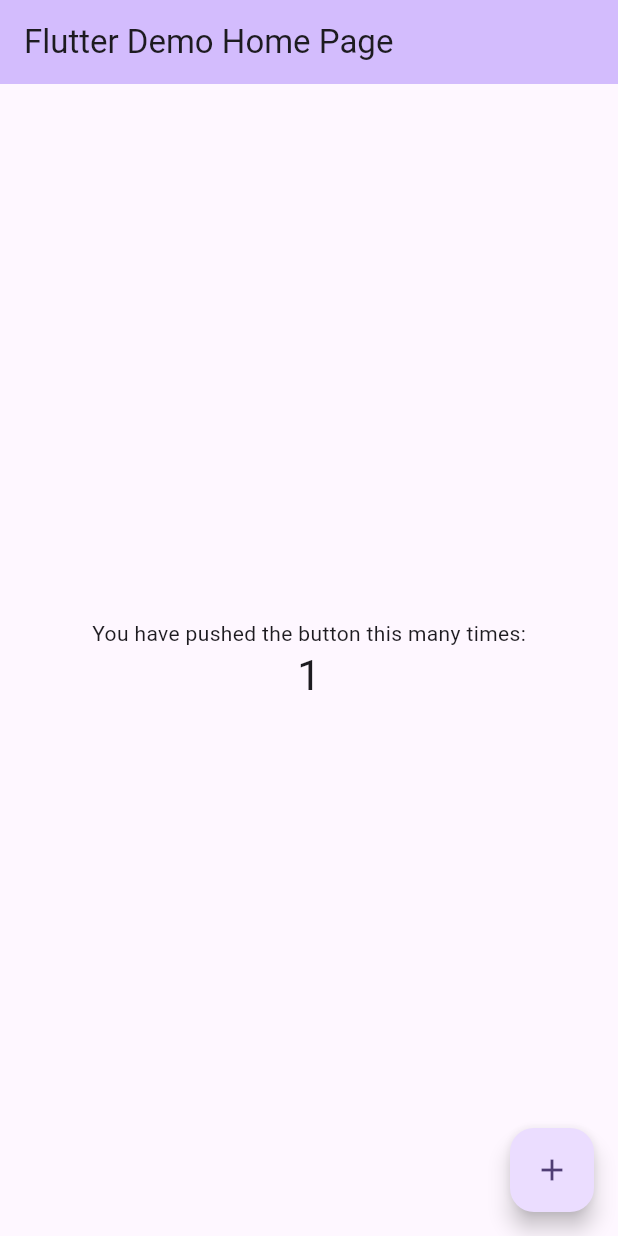
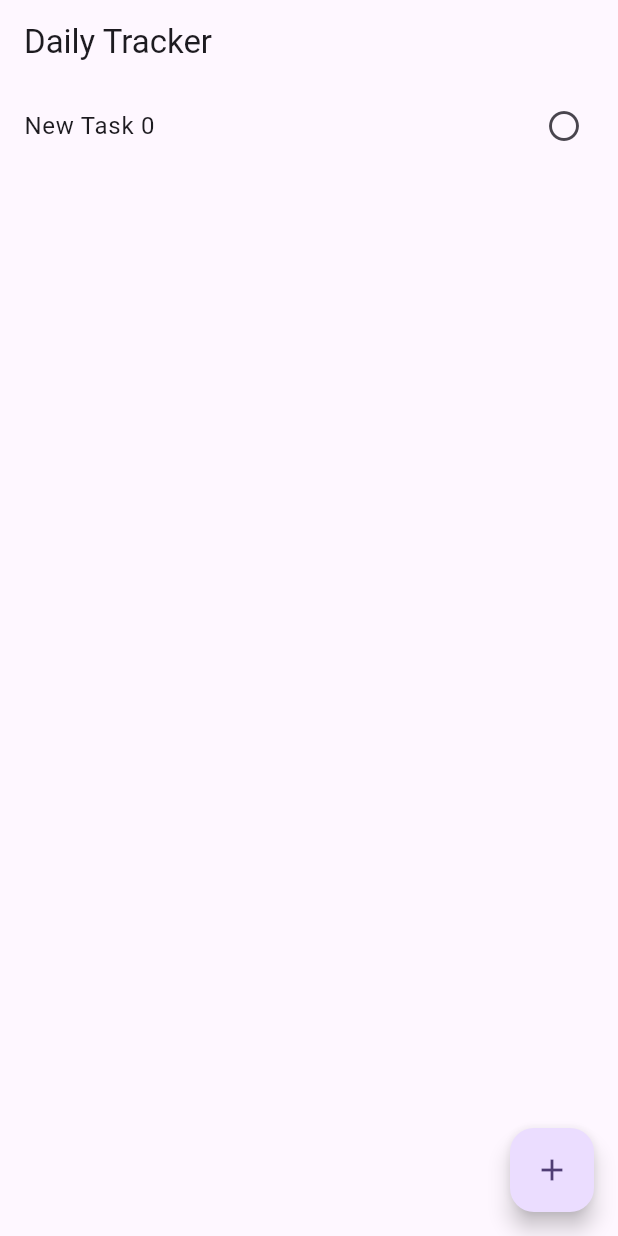
Before and after one commit to pickypou/daily_traker, a Flutter app: the screen it shows after launch, after a tap on the "add" icon, on a phone screen of 412 x 824 dp. Run offline on Flutter 3.47's test engine with Material 3 defaults, Android fonts, the phone set to English and light mode, and no system bars; our stand-ins replace equatable, flutter_bloc.

Commit message:
feat: introduce daily task management feature with BLoC, replacing the default counter example.

```diff
--- /dev/null
+++ b/lib/features/daily_task/data/datasources/task_local_datasource.dart
@@ -0,0 +1,23 @@
+import '../models/task_model.dart';
+
+abstract class TaskLocalDataSource {
+  Future<List<TaskModel>> getTasks();
+  Future<void> addTask(TaskModel task);
+}
+
+class TaskLocalDataSourceImpl implements TaskLocalDataSource {
+  final List<TaskModel> _mockDb = [];
+
+  @override
+  Future<List<TaskModel>> getTasks() async {
+    // Simulate network/db delay
+    await Future.delayed(const Duration(milliseconds: 500));
+    return _mockDb;
+  }
+
+  @override
+  Future<void> addTask(TaskModel task) async {
+    await Future.delayed(const Duration(milliseconds: 500));
+    _mockDb.add(task);
+  }
+}
--- /dev/null
+++ b/lib/features/daily_task/data/models/task_model.dart
@@ -0,0 +1,25 @@
+import '../../domain/entities/task_entity.dart';
+
+class TaskModel extends TaskEntity {
+  const TaskModel({required super.id, required super.title, super.isCompleted});
+
+  factory TaskModel.fromJson(Map<String, dynamic> json) {
+    return TaskModel(
+      id: json['id'],
+      title: json['title'],
+      isCompleted: json['isCompleted'] ?? false,
+    );
+  }
+
+  Map<String, dynamic> toJson() {
+    return {'id': id, 'title': title, 'isCompleted': isCompleted};
+  }
+
+  factory TaskModel.fromEntity(TaskEntity entity) {
+    return TaskModel(
+      id: entity.id,
+      title: entity.title,
+      isCompleted: entity.isCompleted,
+    );
+  }
+}
--- /dev/null
+++ b/lib/features/daily_task/data/repositories/task_repository_impl.dart
@@ -0,0 +1,22 @@
+import '../../domain/entities/task_entity.dart';
+import '../../domain/repositories/task_repository.dart';
+import '../datasources/task_local_datasource.dart';
+import '../models/task_model.dart';
+
+class TaskRepositoryImpl implements TaskRepository {
+  final TaskLocalDataSource localDataSource;
+
+  TaskRepositoryImpl({required this.localDataSource});
+
+  @override
+  Future<List<TaskEntity>> getTasks() async {
+    final models = await localDataSource.getTasks();
+    return models;
+  }
+
+  @override
+  Future<void> addTask(TaskEntity task) async {
+    final model = TaskModel.fromEntity(task);
+    await localDataSource.addTask(model);
+  }
+}
--- /dev/null
+++ b/lib/features/daily_task/domain/entities/task_entity.dart
@@ -0,0 +1,16 @@
+import 'package:equatable/equatable.dart';
+
+class TaskEntity extends Equatable {
+  final String id;
+  final String title;
+  final bool isCompleted;
+
+  const TaskEntity({
+    required this.id,
+    required this.title,
+    this.isCompleted = false,
+  });
+
+  @override
+  List<Object?> get props => [id, title, isCompleted];
+}
--- /dev/null
+++ b/lib/features/daily_task/domain/repositories/task_repository.dart
@@ -0,0 +1,6 @@
+import '../entities/task_entity.dart';
+
+abstract class TaskRepository {
+  Future<List<TaskEntity>> getTasks();
+  Future<void> addTask(TaskEntity task);
+}
--- /dev/null
+++ b/lib/features/daily_task/domain/usecases/add_task_usecase.dart
@@ -0,0 +1,12 @@
+import '../entities/task_entity.dart';
+import '../repositories/task_repository.dart';
+
+class AddTaskUseCase {
+  final TaskRepository repository;
+
+  AddTaskUseCase(this.repository);
+
+  Future<void> call(TaskEntity task) async {
+    return await repository.addTask(task);
+  }
+}
--- /dev/null
+++ b/lib/features/daily_task/domain/usecases/get_tasks_usecase.dart
@@ -0,0 +1,12 @@
+import '../entities/task_entity.dart';
+import '../repositories/task_repository.dart';
+
+class GetTasksUseCase {
+  final TaskRepository repository;
+
+  GetTasksUseCase(this.repository);
+
+  Future<List<TaskEntity>> call() async {
+    return await repository.getTasks();
+  }
+}
--- /dev/null
+++ b/lib/features/daily_task/presentation/bloc/daily_task_bloc.dart
@@ -0,0 +1,41 @@
+import 'package:flutter_bloc/flutter_bloc.dart';
+import '../../domain/usecases/add_task_usecase.dart';
+import '../../domain/usecases/get_tasks_usecase.dart';
+import 'daily_task_event.dart';
+import 'daily_task_state.dart';
+
+class DailyTaskBloc extends Bloc<DailyTaskEvent, DailyTaskState> {
+  final GetTasksUseCase getTasks;
+  final AddTaskUseCase addTask;
+
+  DailyTaskBloc({required this.getTasks, required this.addTask})
+    : super(DailyTaskInitial()) {
+    on<LoadDailyTasks>(_onLoadDailyTasks);
+    on<AddDailyTask>(_onAddDailyTask);
+  }
+
+  Future<void> _onLoadDailyTasks(
+    LoadDailyTasks event,
+    Emitter<DailyTaskState> emit,
+  ) async {
+    emit(DailyTaskLoading());
+    try {
+      final tasks = await getTasks();
+      emit(DailyTaskLoaded(tasks));
+    } catch (e) {
+      emit(DailyTaskError(e.toString()));
+    }
+  }
+
+  Future<void> _onAddDailyTask(
+    AddDailyTask event,
+    Emitter<DailyTaskState> emit,
+  ) async {
+    try {
+      await addTask(event.task);
+      add(LoadDailyTasks());
+    } catch (e) {
+      emit(DailyTaskError(e.toString()));
+    }
+  }
+}
--- /dev/null
+++ b/lib/features/daily_task/presentation/bloc/daily_task_event.dart
@@ -0,0 +1,20 @@
+import 'package:equatable/equatable.dart';
+import '../../domain/entities/task_entity.dart';
+
+abstract class DailyTaskEvent extends Equatable {
+  const DailyTaskEvent();
+
+  @override
+  List<Object> get props => [];
+}
+
+class LoadDailyTasks extends DailyTaskEvent {}
+
+class AddDailyTask extends DailyTaskEvent {
+  final TaskEntity task;
+
+  const AddDailyTask(this.task);
+
+  @override
+  List<Object> get props => [task];
+}
--- /dev/null
+++ b/lib/features/daily_task/presentation/bloc/daily_task_state.dart
@@ -0,0 +1,31 @@
+import 'package:equatable/equatable.dart';
+import '../../domain/entities/task_entity.dart';
+
+abstract class DailyTaskState extends Equatable {
+  const DailyTaskState();
+
+  @override
+  List<Object> get props => [];
+}
+
+class DailyTaskInitial extends DailyTaskState {}
+
+class DailyTaskLoading extends DailyTaskState {}
+
+class DailyTaskLoaded extends DailyTaskState {
+  final List<TaskEntity> tasks;
+
+  const DailyTaskLoaded(this.tasks);
+
+  @override
+  List<Object> get props => [tasks];
+}
+
+class DailyTaskError extends DailyTaskState {
+  final String message;
+
+  const DailyTaskError(this.message);
+
+  @override
+  List<Object> get props => [message];
+}
--- /dev/null
+++ b/lib/features/daily_task/presentation/pages/daily_task_page.dart
@@ -0,0 +1,48 @@
+import 'package:flutter/material.dart';
+import 'package:flutter_bloc/flutter_bloc.dart';
+import '../../domain/entities/task_entity.dart';
+import '../bloc/daily_task_bloc.dart';
+import '../bloc/daily_task_event.dart';
+import '../bloc/daily_task_state.dart';
+import '../widgets/task_list_item.dart';
+
+class DailyTaskPage extends StatelessWidget {
+  const DailyTaskPage({super.key});
+
+  @override
+  Widget build(BuildContext context) {
+    return Scaffold(
+      appBar: AppBar(title: const Text('Daily Tracker')),
+      body: BlocBuilder<DailyTaskBloc, DailyTaskState>(
+        builder: (context, state) {
+          if (state is DailyTaskLoading) {
+            return const Center(child: CircularProgressIndicator());
+          } else if (state is DailyTaskLoaded) {
+            if (state.tasks.isEmpty) {
+              return const Center(child: Text('No tasks yet'));
+            }
+            return ListView.builder(
+              itemCount: state.tasks.length,
+              itemBuilder: (context, index) {
+                return TaskListItem(task: state.tasks[index]);
+              },
+            );
+          } else if (state is DailyTaskError) {
+            return Center(child: Text(state.message));
+          }
+          return const Center(child: Text('Press + to add a task'));
+        },
+      ),
+      floatingActionButton: FloatingActionButton(
+        onPressed: () {
+          final task = TaskEntity(
+            id: DateTime.now().toString(),
+            title: 'New Task ${DateTime.now().second}',
+          );
+          context.read<DailyTaskBloc>().add(AddDailyTask(task));
+        },
+        child: const Icon(Icons.add),
+      ),
+    );
+  }
+}
--- /dev/null
+++ b/lib/features/daily_task/presentation/widgets/task_list_item.dart
@@ -0,0 +1,18 @@
+import 'package:flutter/material.dart';
+import '../../domain/entities/task_entity.dart';
+
+class TaskListItem extends StatelessWidget {
+  final TaskEntity task;
+
+  const TaskListItem({super.key, required this.task});
+
+  @override
+  Widget build(BuildContext context) {
+    return ListTile(
+      title: Text(task.title),
+      trailing: task.isCompleted
+          ? const Icon(Icons.check_circle, color: Colors.green)
+          : const Icon(Icons.circle_outlined),
+    );
+  }
+}
--- a/lib/main.dart
+++ b/lib/main.dart
@@ -1,4 +1,12 @@
 import 'package:flutter/material.dart';
+import 'package:flutter_bloc/flutter_bloc.dart';
+import 'features/daily_task/data/datasources/task_local_datasource.dart';
+import 'features/daily_task/data/repositories/task_repository_impl.dart';
+import 'features/daily_task/domain/usecases/add_task_usecase.dart';
+import 'features/daily_task/domain/usecases/get_tasks_usecase.dart';
+import 'features/daily_task/presentation/bloc/daily_task_bloc.dart';
+import 'features/daily_task/presentation/bloc/daily_task_event.dart';
+import 'features/daily_task/presentation/pages/daily_task_page.dart';
 
 void main() {
   runApp(const MyApp());
@@ -7,115 +15,27 @@ void main() {
 class MyApp extends StatelessWidget {
   const MyApp({super.key});
 
-  // This widget is the root of your application.
   @override
   Widget build(BuildContext context) {
+    // Dependency Injection (Manual for now)
+    final taskLocalDataSource = TaskLocalDataSourceImpl();
+    final taskRepository = TaskRepositoryImpl(
+      localDataSource: taskLocalDataSource,
+    );
+    final getTasksUseCase = GetTasksUseCase(taskRepository);
+    final addTaskUseCase = AddTaskUseCase(taskRepository);
+
     return MaterialApp(
-      title: 'Flutter Demo',
+      title: 'Daily Tracker',
       theme: ThemeData(
-        // This is the theme of your application.
-        //
-        // TRY THIS: Try running your application with "flutter run". You'll see
-        // the application has a purple toolbar. Then, without quitting the app,
-        // try changing the seedColor in the colorScheme below to Colors.green
-        // and then invoke "hot reload" (save your changes or press the "hot
-        // reload" button in a Flutter-supported IDE, or press "r" if you used
-        // the command line to start the app).
-        //
-        // Notice that the counter didn't reset back to zero; the application
-        // state is not lost during the reload. To reset the state, use hot
-        // restart instead.
-        //
-        // This works for code too, not just values: Most code changes can be
-        // tested with just a hot reload.
-        colorScheme: .fromSeed(seedColor: Colors.deepPurple),
+        colorScheme: ColorScheme.fromSeed(seedColor: Colors.deepPurple),
+        useMaterial3: true,
       ),
-      home: const MyHomePage(title: 'Flutter Demo Home Page'),
-    );
-  }
-}
-
-class MyHomePage extends StatefulWidget {
-  const MyHomePage({super.key, required this.title});
-
-  // This widget is the home page of your application. It is stateful, meaning
-  // that it has a State object (defined below) that contains fields that affect
-  // how it looks.
-
-  // This class is the configuration for the state. It holds the values (in this
-  // case the title) provided by the parent (in this case the App widget) and
-  // used by the build method of the State. Fields in a Widget subclass are
-  // always marked "final".
-
-  final String title;
-
-  @override
-  State<MyHomePage> createState() => _MyHomePageState();
-}
-
-class _MyHomePageState extends State<MyHomePage> {
-  int _counter = 0;
-
-  void _incrementCounter() {
-    setState(() {
-      // This call to setState tells the Flutter framework that something has
-      // changed in this State, which causes it to rerun the build method below
-      // so that the display can reflect the updated values. If we changed
-      // _counter without calling setState(), then the build method would not be
-      // called again, and so nothing would appear to happen.
-      _counter++;
-    });
-  }
-
-  @override
-  Widget build(BuildContext context) {
-    // This method is rerun every time setState is called, for instance as done
-    // by the _incrementCounter method above.
-    //
-    // The Flutter framework has been optimized to make rerunning build methods
-    // fast, so that you can just rebuild anything that needs updating rather
-    // than having to individually change instances of widgets.
-    return Scaffold(
-      appBar: AppBar(
-        // TRY THIS: Try changing the color here to a specific color (to
-        // Colors.amber, perhaps?) and trigger a hot reload to see the AppBar
-        // change color while the other colors stay the same.
-        backgroundColor: Theme.of(context).colorScheme.inversePrimary,
-        // Here we take the value from the MyHomePage object that was created by
-        // the App.build method, and use it to set our appbar title.
-        title: Text(widget.title),
-      ),
-      body: Center(
-        // Center is a layout widget. It takes a single child and positions it
-        // in the middle of the parent.
-        child: Column(
-          // Column is also a layout widget. It takes a list of children and
-          // arranges them vertically. By default, it sizes itself to fit its
-          // children horizontally, and tries to be as tall as its parent.
-          //
-          // Column has various properties to control how it sizes itself and
-          // how it positions its children. Here we use mainAxisAlignment to
-          // center the children vertically; the main axis here is the vertical
-          // axis because Columns are vertical (the cross axis would be
-          // horizontal).
-          //
-          // TRY THIS: Invoke "debug painting" (choose the "Toggle Debug Paint"
-          // action in the IDE, or press "p" in the console), to see the
-          // wireframe for each widget.
-          mainAxisAlignment: .center,
-          children: [
-            const Text('You have pushed the button this many times:'),
-            Text(
-              '$_counter',
-              style: Theme.of(context).textTheme.headlineMedium,
-            ),
-          ],
-        ),
-      ),
-      floatingActionButton: FloatingActionButton(
-        onPressed: _incrementCounter,
-        tooltip: 'Increment',
-        child: const Icon(Icons.add),
+      home: BlocProvider(
+        create: (context) =>
+            DailyTaskBloc(getTasks: getTasksUseCase, addTask: addTaskUseCase)
+              ..add(LoadDailyTasks()),
+        child: const DailyTaskPage(),
       ),
     );
   }
--- a/pubspec.yaml
+++ b/pubspec.yaml
@@ -34,6 +34,8 @@ dependencies:
   # The following adds the Cupertino Icons font to your application.
   # Use with the CupertinoIcons class for iOS style icons.
   cupertino_icons: ^1.0.8
+  flutter_bloc: ^9.1.1
+  equatable: ^2.0.8
 
 dev_dependencies:
   flutter_test:
```
Also changed, not shown: pubspec.lock, 1 other file.
